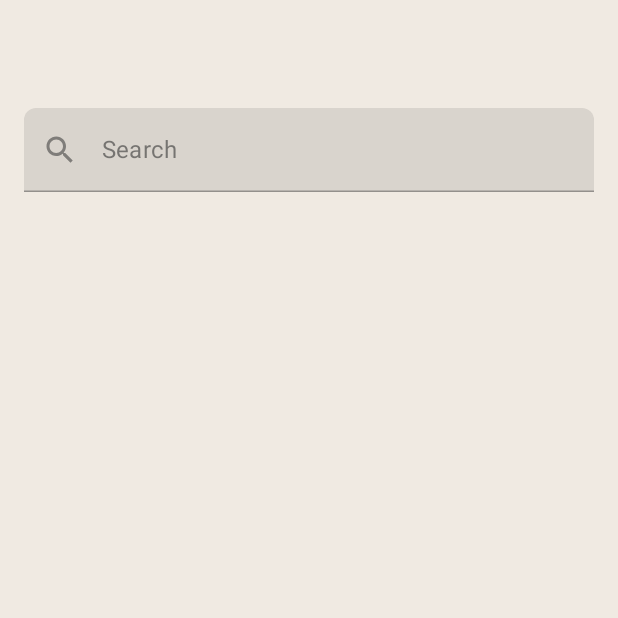
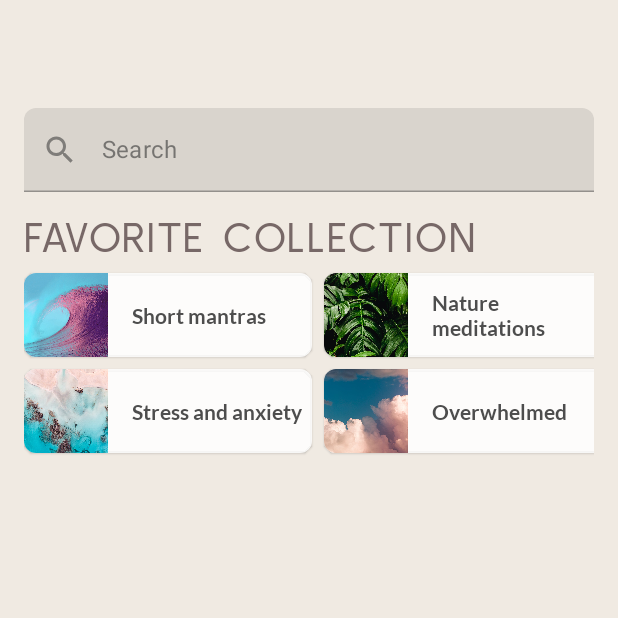
Before and after one commit to mouhsinandroid/MySoothe_Compose_UI, an Android app built with Jetpack Compose: the screen it shows after launch (MainActivity), on a phone screen of 412 x 824 dp, the top half of it. Run offline under Robolectric (Android 15) with nearby library versions, the phone set to English and light mode, and no system bars.

Commit message:
Adding favorite section collection.

```diff
--- /dev/null
+++ b/app/src/main/java/com/mouhsinbourqaiba/mysoothe_challenge/Collection.kt
@@ -0,0 +1,18 @@
+package com.mouhsinbourqaiba.mysoothe_challenge
+
+data class Collection(
+    val name: String,
+    val imageRes: Int
+)
+
+val favoriteCollectionOne = listOf(
+    Collection("Short mantras", R.drawable.short_mantras),
+    Collection("Nature meditations", R.drawable.nature_meditations),
+    Collection("Stress and anxiety", R.drawable.stress_and_anxiety),
+)
+
+val favoriteCollectionTwo = listOf(
+    Collection("Stress and anxiety", R.drawable.stress_and_anxiety),
+    Collection("Overwhelmed", R.drawable.overwhelmed),
+    Collection("Nightly wind down", R.drawable.nightly_wind_down)
+)
--- /dev/null
+++ b/app/src/main/java/com/mouhsinbourqaiba/mysoothe_challenge/FavoriteCollectionCard.kt
@@ -0,0 +1,67 @@
+package com.mouhsinbourqaiba.mysoothe_challenge
+
+import android.content.res.Configuration
+import androidx.compose.foundation.Image
+import androidx.compose.foundation.layout.Arrangement
+import androidx.compose.foundation.layout.Row
+import androidx.compose.foundation.layout.size
+import androidx.compose.material.Card
+import androidx.compose.material.MaterialTheme
+import androidx.compose.material.Text
+import androidx.compose.runtime.Composable
+import androidx.compose.ui.Alignment
+import androidx.compose.ui.Modifier
+import androidx.compose.ui.layout.ContentScale
+import androidx.compose.ui.res.painterResource
+import androidx.compose.ui.tooling.preview.Preview
+import androidx.compose.ui.unit.dp
+import com.mouhsinbourqaiba.mysoothe_challenge.ui.theme.MySootheChallengeTheme
+
+@Composable
+fun FavoriteCollectionCard(
+    collection: Collection
+) {
+    Card(
+        modifier = Modifier.size(width = 192.dp, height = 56.dp),
+        shape = MaterialTheme.shapes.small
+    ) {
+        Row(
+            horizontalArrangement = Arrangement.spacedBy(16.dp),
+            verticalAlignment = Alignment.CenterVertically
+        ) {
+            Image (
+                painterResource(id = collection.imageRes),
+                contentDescription = null,
+                modifier = Modifier.size(56.dp),
+                contentScale = ContentScale.Crop
+            )
+
+            Text(
+                text = collection.name,
+                modifier = Modifier.weight(1F),
+                style = MaterialTheme.typography.h3
+            )
+
+        }
+
+    }
+
+}
+
+@Preview(
+    name = "Night Mode",
+    uiMode = Configuration.UI_MODE_NIGHT_YES,
+)
+
+@Preview(
+    name = "Day Mode",
+    uiMode = Configuration.UI_MODE_NIGHT_NO,
+)
+
+@Composable
+private fun FavoriteCollectionCardPreview() {
+    MySootheChallengeTheme {
+        val previewFavoriteCollection = favoriteCollectionOne.first()
+        FavoriteCollectionCard(previewFavoriteCollection)
+    }
+}
--- /dev/null
+++ b/app/src/main/java/com/mouhsinbourqaiba/mysoothe_challenge/FavoriteCollectionRow.kt
@@ -0,0 +1,46 @@
+package com.mouhsinbourqaiba.mysoothe_challenge
+
+import android.content.res.Configuration
+import androidx.compose.foundation.layout.Arrangement
+import androidx.compose.foundation.layout.fillMaxWidth
+import androidx.compose.foundation.lazy.LazyRow
+import androidx.compose.foundation.lazy.items
+import androidx.compose.runtime.Composable
+import androidx.compose.ui.Modifier
+import androidx.compose.ui.tooling.preview.Preview
+import androidx.compose.ui.unit.dp
+import com.mouhsinbourqaiba.mysoothe_challenge.ui.theme.MySootheChallengeTheme
+
+@Composable
+fun FavoriteCollectionRow(
+    collections: List<Collection>
+) {
+
+    LazyRow(
+        horizontalArrangement = Arrangement.spacedBy(8.dp),
+        modifier = Modifier.fillMaxWidth()
+    ) {
+        items(collections) { collection ->
+            FavoriteCollectionCard(collection = collection)
+
+        }
+    }
+
+}
+
+@Preview(
+    name = "Night Mode",
+    uiMode = Configuration.UI_MODE_NIGHT_YES,
+)
+
+@Preview(
+    name = "Day Mode",
+    uiMode = Configuration.UI_MODE_NIGHT_NO,
+)
+
+@Composable
+private fun FavoriteCollectionRowPreview() {
+    MySootheChallengeTheme {
+        FavoriteCollectionRow(collections = favoriteCollectionOne)
+    }
+}
--- a/app/src/main/java/com/mouhsinbourqaiba/mysoothe_challenge/HomeScreen.kt
+++ b/app/src/main/java/com/mouhsinbourqaiba/mysoothe_challenge/HomeScreen.kt
@@ -4,10 +4,13 @@ import android.content.res.Configuration
 import androidx.compose.foundation.layout.*
 import androidx.compose.material.MaterialTheme
 import androidx.compose.material.Surface
+import androidx.compose.material.Text
+import androidx.compose.material.TextField
 import androidx.compose.material.icons.Icons
 import androidx.compose.material.icons.filled.Search
 import androidx.compose.runtime.Composable
 import androidx.compose.ui.Modifier
+import androidx.compose.ui.focus.focusModifier
 import androidx.compose.ui.tooling.preview.Preview
 import androidx.compose.ui.unit.dp
 import com.mouhsinbourqaiba.mysoothe_challenge.ui.theme.MySootheChallengeTheme
@@ -28,8 +31,28 @@ fun HomeScreen() {
                 leadingIcon = Icons.Default.Search
             )
 
+            FavoriteCollectionSection()
+
         }
     }
+
+}
+
+@Composable
+private fun FavoriteCollectionSection() {
+    Column(
+        verticalArrangement = Arrangement.spacedBy(8.dp)
+    ) {
+        Text(
+            text = "FAVORITE COLLECTION",
+            modifier = Modifier.paddingFromBaseline(40.dp),
+            style = MaterialTheme.typography.h2
+        )
+
+        FavoriteCollectionRow(collections = favoriteCollectionOne)
+        FavoriteCollectionRow(collections = favoriteCollectionTwo)
+    }
+
 
 }
 
```
